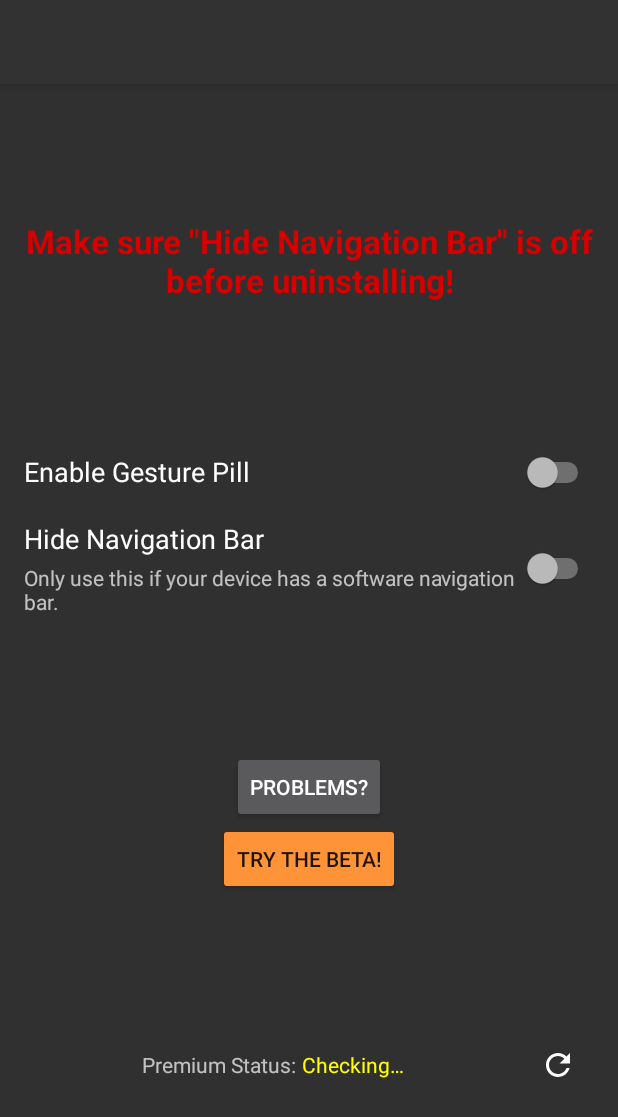
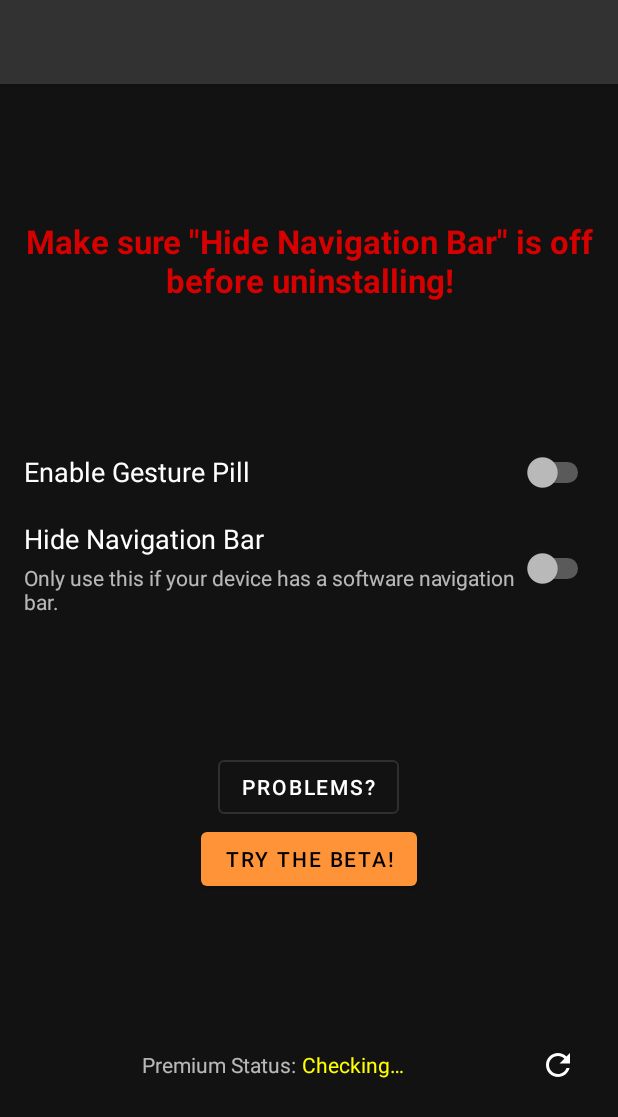
Before and after one commit to xda/navigation-gestures, an Android app: the layout activity_main.xml on its own in the app's theme, with its tools: preview values and no code run, on a phone screen of 412 x 824 dp. Shown: the top 1117 px of the screen. Run offline under Robolectric (Android 15) with nearby library versions, the phone set to English and light mode, and no system bars.

Commit message:
(1.15.5) Fix style

```diff
--- a/app/src/main/res/layout/activity_main.xml
+++ b/app/src/main/res/layout/activity_main.xml
@@ -7,7 +7,7 @@
     android:layout_width="match_parent"
     android:layout_height="match_parent">
 
-    <androidx.appcompat.widget.Toolbar
+    <com.google.android.material.appbar.MaterialToolbar
         android:id="@+id/toolbar"
         android:layout_width="match_parent"
         android:layout_height="?android:attr/actionBarSize"
@@ -83,19 +83,21 @@
         app:layout_constraintStart_toStartOf="parent"
         app:layout_constraintTop_toBottomOf="@id/switch_wrapper">
 
-        <Button
+        <com.google.android.material.button.MaterialButton
             android:id="@+id/troubleshoot"
             android:layout_width="wrap_content"
             android:layout_height="wrap_content"
             android:text="@string/problems"
+            android:textColor="?android:textColorPrimary"
+            style="@style/Widget.MaterialComponents.Button.OutlinedButton"
             />
 
-        <Button
+        <com.google.android.material.button.MaterialButton
             android:id="@+id/beta"
             android:layout_width="wrap_content"
             android:layout_height="wrap_content"
             android:text="@string/try_beta"
-            style="@style/Widget.AppCompat.Button.Colored"
+            app:backgroundTint="?colorAccent"
             />
 
     </LinearLayout>
--- a/app/src/main/res/values/styles.xml
+++ b/app/src/main/res/values/styles.xml
@@ -1,11 +1,11 @@
 <resources>
 
     <!-- Base application theme. -->
-    <style name="AppTheme" parent="Theme.AppCompat">
+    <style name="AppTheme" parent="Theme.MaterialComponents">
         <!-- Customize your theme here. -->
         <item name="colorPrimary">@color/colorPrimary</item>
-        <item name="colorPrimaryDark">@color/colorPrimaryDark</item>
-        <item name="colorAccent">@color/colorAccent</item>
+        <item name="colorPrimaryVariant">@color/colorPrimaryDark</item>
+        <item name="colorSecondary">@color/colorAccent</item>
     </style>
 
     <style name="AppTheme.NoBar" parent="AppTheme">
```
Also changed, not shown: app/src/main/res/layout/activity_crash.xml (+5 -2 lines).
